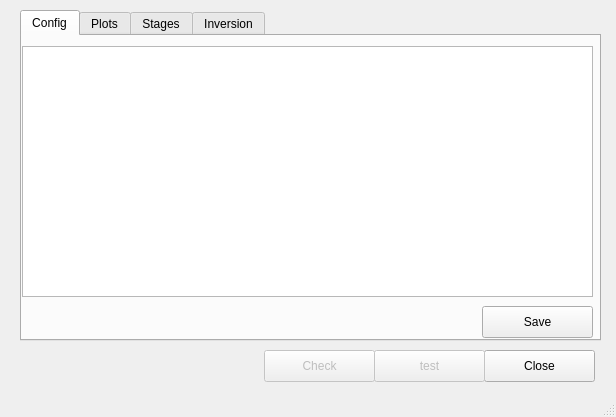
This is gmi_mainwindow.ui in eldarbaykiev/magtess-inversion-python as Qt 5 draws it before an edit. The edited form follows.
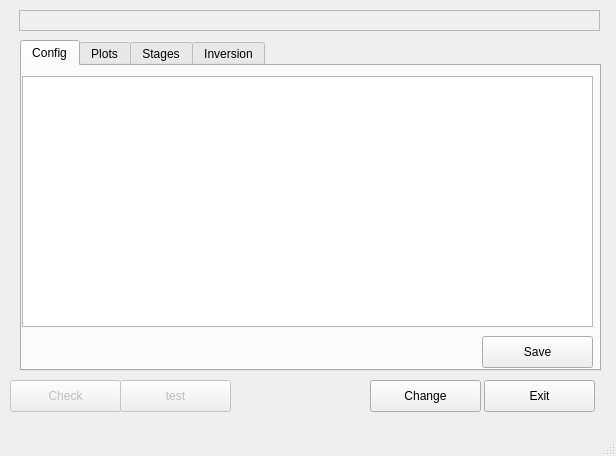
This is the edited form. Icons and pictures are not drawn.

The edit to the form file:
```diff
--- a/gmi_mainwindow.ui
+++ b/gmi_mainwindow.ui
@@ -7,7 +7,7 @@
     <x>0</x>
     <y>0</y>
     <width>616</width>
-    <height>417</height>
+    <height>456</height>
    </rect>
   </property>
   <property name="windowTitle">
@@ -24,7 +24,7 @@
     <property name="geometry">
      <rect>
       <x>20</x>
-      <y>10</y>
+      <y>40</y>
       <width>581</width>
       <height>331</height>
      </rect>
@@ -330,7 +330,7 @@
     <property name="geometry">
      <rect>
       <x>484</x>
-      <y>350</y>
+      <y>380</y>
       <width>111</width>
       <height>32</height>
      </rect>
@@ -339,7 +339,7 @@
      <enum>Qt::LeftToRight</enum>
     </property>
     <property name="text">
-     <string>Close</string>
+     <string>Exit</string>
     </property>
     <property name="icon">
      <iconset>
@@ -358,8 +358,8 @@
     </property>
     <property name="geometry">
      <rect>
-      <x>374</x>
-      <y>350</y>
+      <x>120</x>
+      <y>380</y>
       <width>111</width>
       <height>32</height>
      </rect>
@@ -384,8 +384,8 @@
     </property>
     <property name="geometry">
      <rect>
-      <x>264</x>
-      <y>350</y>
+      <x>10</x>
+      <y>380</y>
       <width>111</width>
       <height>32</height>
      </rect>
@@ -404,6 +404,80 @@
      </size>
     </property>
    </widget>
+   <widget class="QPushButton" name="button_changefolder">
+    <property name="enabled">
+     <bool>true</bool>
+    </property>
+    <property name="geometry">
+     <rect>
+      <x>370</x>
+      <y>380</y>
+      <width>111</width>
+      <height>32</height>
+     </rect>
+    </property>
+    <property name="text">
+     <string>Change</string>
+    </property>
+    <property name="icon">
+     <iconset>
+      <normaloff>icons/icons8-opened-folder-40.png</normaloff>icons/icons8-opened-folder-40.png</iconset>
+    </property>
+    <property name="iconSize">
+     <size>
+      <width>16</width>
+      <height>16</height>
+     </size>
+    </property>
+   </widget>
+   <widget class="QFrame" name="frame">
+    <property name="geometry">
+     <rect>
+      <x>19</x>
+      <y>10</y>
+      <width>581</width>
+      <height>21</height>
+     </rect>
+    </property>
+    <property name="frameShape">
+     <enum>QFrame::StyledPanel</enum>
+    </property>
+    <property name="frameShadow">
+     <enum>QFrame::Raised</enum>
+    </property>
+    <widget class="QLabel" name="current_folder">
+     <property name="geometry">
+      <rect>
+       <x>30</x>
+       <y>0</y>
+       <width>551</width>
+       <height>20</height>
+      </rect>
+     </property>
+     <property name="text">
+      <string/>
+     </property>
+     <property name="pixmap">
+      <pixmap>icons/icons8-folder-16.png</pixmap>
+     </property>
+    </widget>
+    <widget class="QLabel" name="label">
+     <property name="geometry">
+      <rect>
+       <x>10</x>
+       <y>2</y>
+       <width>21</width>
+       <height>16</height>
+      </rect>
+     </property>
+     <property name="text">
+      <string/>
+     </property>
+     <property name="pixmap">
+      <pixmap>icons/icons8-folder-16.png</pixmap>
+     </property>
+    </widget>
+   </widget>
    <zorder>button_close</zorder>
    <zorder>button_observed</zorder>
    <zorder>button_checksum</zorder>
```
Left out of the diff: 5 changed lines with no effect on the pictures.
